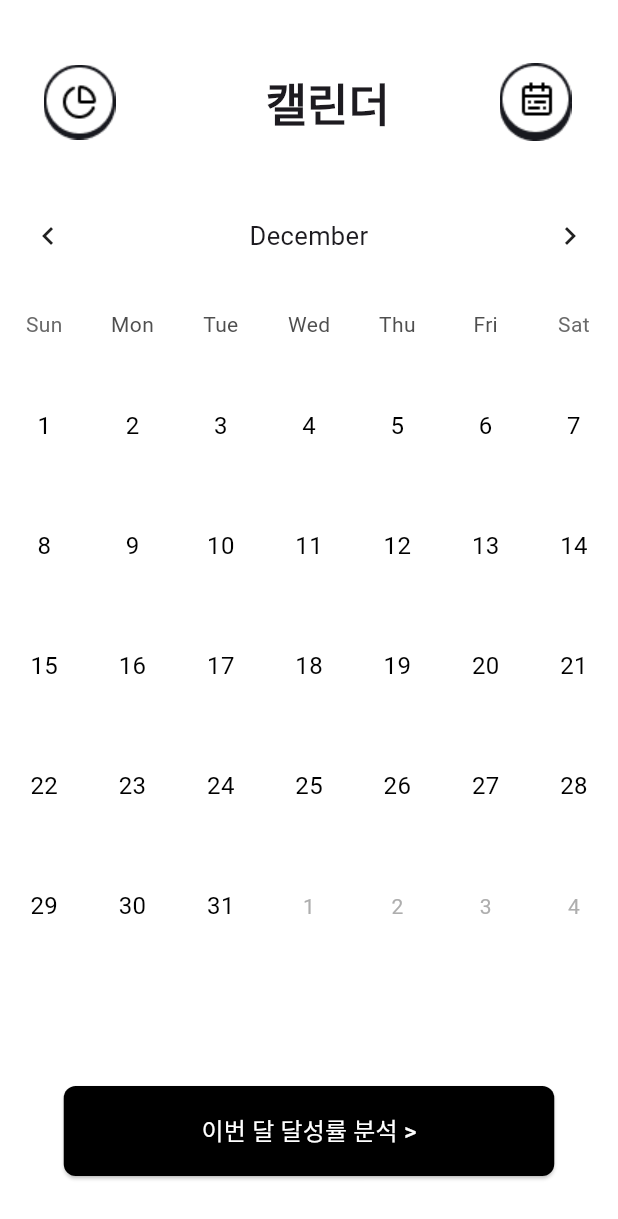
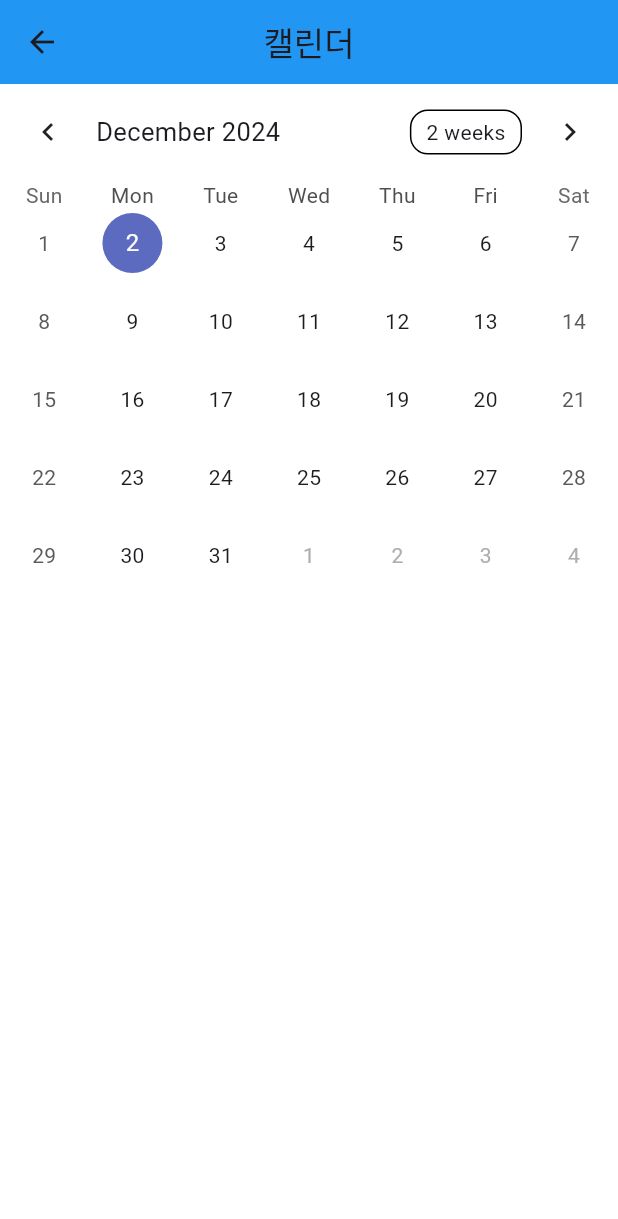
Before and after one commit to MobileProject-WhatAreYouDoingToday/BE, a Flutter app: the CalendarPage screen opened directly, on a phone screen of 412 x 824 dp. Shown: the top 1219 px of the screen. Run offline on Flutter 3.47's test engine with Material 3 defaults, Android fonts, the phone set to English and light mode, and no system bars; drawn by our look-alikes of table_calendar; our stand-ins replace cloud_firestore, firebase_auth, firebase_core, flutter_time_picker_spinner; missing offline and left inert: flutter_email_sender; accounts and stored records are empty.

Commit message:
calendar 수정중

```diff
--- a/lib/calendar.dart
+++ b/lib/calendar.dart
@@ -1,22 +1,10 @@
 import 'package:flutter/material.dart';
 import 'package:table_calendar/table_calendar.dart';
 import 'package:intl/intl.dart';
+import 'package:cloud_firestore/cloud_firestore.dart';
+
 import 'list.dart';
-
-class Calendar extends StatelessWidget {
-  const Calendar({super.key});
-
-  @override
-  Widget build(BuildContext context) {
-    return MaterialApp(
-      title: 'Flutter Calendar Example',
-      theme: ThemeData(
-        primarySwatch: Colors.blue,
-      ),
-      home: const CalendarPage(),
-    );
-  }
-}
+import 'store.dart';
 
 class CalendarPage extends StatefulWidget {
   const CalendarPage({super.key});
@@ -27,96 +15,56 @@ class CalendarPage extends StatefulWidget {
 
 class _CalendarPageState extends State<CalendarPage> {
   late final ValueNotifier<List<Event>> _selectedEvents;
-  late final Map<DateTime, List<Event>> _events;
   late DateTime _focusedDay;
   late DateTime _selectedDay;
+  final Store _store = Store(); // Access the Firestore store
 
   @override
   void initState() {
     super.initState();
     _focusedDay = DateTime.now();
     _selectedDay = _focusedDay;
-
-    // 샘플 데이터로 이벤트 초기화
-    _events = <DateTime, List<Event>>{
-      DateTime(2024, 10, 1): [
-        Event("독서", const Color(0xFFFF9692)),
-        Event("공부", const Color(0xFF61E4C5))
-      ],
-      DateTime(2024, 10, 2): [
-        Event("취미", const Color(0xFFDBBEFC)),
-        Event("운동", const Color(0xFFFFD465))
-      ],
-      DateTime(2024, 10, 3): [
-        Event("독서", const Color(0xFFFF9692)),
-      ],
-    };
-
-    _selectedEvents = ValueNotifier(_getEventsForDay(_selectedDay));
+    _selectedEvents = ValueNotifier([]);
+    _loadEventsForDay(_selectedDay);
   }
 
-  List<Event> _getEventsForDay(DateTime day) {
-    return _events[day] ?? [];
+  @override
+  void dispose() {
+    _selectedEvents.dispose();
+    super.dispose();
+  }
+
+  Future<void> _loadEventsForDay(DateTime day) async {
+    // Query Firestore for todos with `is_completed = true` on the selected day
+    final email = "user@example.com"; // Replace with actual user's email
+    final todos = await _store.getTodoList(email);
+
+    if (todos != null) {
+      final completedTodos = todos
+          .where((todo) =>
+      todo.date.toDate().year == day.year &&
+          todo.date.toDate().month == day.month &&
+          todo.date.toDate().day == day.day &&
+          todo.is_completed)
+          .map((todo) => Event(todo.categori, Colors.green)) // Convert to Event
+          .toList();
+
+      _selectedEvents.value = completedTodos;
+    } else {
+      _selectedEvents.value = [];
+    }
   }
 
   @override
   Widget build(BuildContext context) {
-    return SizedBox(
-      width: 375, // 고정된 너비
-      height: 812, // 고정된 높이
-      child: Scaffold(
+    return Scaffold(
       backgroundColor: Colors.white,
-        appBar: PreferredSize(
-          preferredSize: Size.fromHeight(125.0),
-          child: Padding(
-            padding: EdgeInsets.only(left: 25.0, top: 40.0),
-            child: AppBar(
-              backgroundColor: Colors.white,
-              elevation: 0,
-              automaticallyImplyLeading: false,
-              leading: GestureDetector(
-                onTap: () {
-                  Navigator.push(
-                    context,
-                    MaterialPageRoute(builder: (context) => TodoListPage()),
-                  );
-                },
-                child: Container(
-                  width: 60.0,
-                  height: 60.0,
-                  child: Image.asset("assets/images/chart.png"),
+      appBar: AppBar(
+        title: const Text('캘린더'),
+        centerTitle: true,
+        backgroundColor: Colors.blue,
       ),
-              ),
-              title: const Text(
-                '캘린더',
-                style: TextStyle(fontSize: 30, fontWeight: FontWeight.bold),
-              ),
-              centerTitle: true, // 제목을 중앙으로 설정
-              actions: [
-                Padding(
-                  padding: EdgeInsets.only(right: 25.0),
-                  child: GestureDetector(
-                    onTap: () {
-                      Navigator.push(
-                        context,
-                        MaterialPageRoute(builder: (context) => CalendarPage()),
-                      );
-                    },
-                    child: Container(
-                      width: 60.0,
-                      height: 60.0,
-                      child: Image.asset("assets/images/calender.png"),
-                    ),
-                  ),
-                ),
-              ],
-            ),
-          ),
-        ),
-        body: Stack(
-          children: [
-            Center(
-              child: Column(
+      body: Column(
         children: [
           TableCalendar(
             firstDay: DateTime(2020, 1, 1),
@@ -127,123 +75,40 @@ class _CalendarPageState extends State<CalendarPage> {
               setState(() {
                 _selectedDay = selectedDay;
                 _focusedDay = focusedDay;
-                        _selectedEvents.value = _getEventsForDay(selectedDay);
               });
+              _loadEventsForDay(selectedDay);
             },
-                    eventLoader: _getEventsForDay,
+            eventLoader: (day) => _selectedEvents.value,
             calendarStyle: const CalendarStyle(
-                      todayDecoration: BoxDecoration(),
-                      selectedDecoration: BoxDecoration(),
-                      todayTextStyle: TextStyle(
-                        fontSize: 16,
-                        color: Colors.black,
-                      ),
-                      selectedTextStyle: TextStyle(
-                        fontSize: 16,
-                        color: Colors.black,
-                      ),
-                      defaultTextStyle: TextStyle(
-                        fontSize: 16,
-                        color: Colors.black,
-                      ),
-                      weekendTextStyle: TextStyle(
-                        fontSize: 16,
-                        color: Colors.black,
-                      ),
-                      disabledTextStyle: TextStyle(
-                        fontSize: 16,
-                        color: Colors.grey,
+              todayDecoration: BoxDecoration(
+                color: Colors.orange,
+                shape: BoxShape.circle,
               ),
               markerDecoration: BoxDecoration(
-                        color: Colors.white,
+                color: Colors.red,
                 shape: BoxShape.circle,
               ),
-                      cellMargin: EdgeInsets.symmetric(vertical: 8),
-                    ),
-                    headerStyle: HeaderStyle(
-                      formatButtonVisible: false,
-                      titleCentered: true,
-                      titleTextFormatter: (date, locale) =>
-                          DateFormat.MMMM(locale).format(date),
-                    ),
-                    daysOfWeekHeight: 55,
-                    rowHeight: 80,
-                    calendarBuilders: CalendarBuilders(
-                      markerBuilder: (context, date, events) {
-                        if (events.isNotEmpty) {
-                          final eventList = events.cast<Event>();
-                          return Column(
-                            children: eventList.map((event) {
-                              return Container(
-                                margin: const EdgeInsets.only(top: 2),
-                                padding: const EdgeInsets.all(4),
-                                decoration: BoxDecoration(
-                                  color: event.color,
-                                  borderRadius: BorderRadius.circular(6),
-                                ),
-                                child: Text(
-                                  event.title,
-                                  style: const TextStyle(
-                                    fontSize: 12,
-                                    color: Colors.white,
-                                    fontWeight: FontWeight.bold,
-                                  ),
-                                ),
-                              );
-                            }).toList(),
-                          );
-                        }
-                        return const SizedBox.shrink();
-                      },
             ),
           ),
           const SizedBox(height: 8.0),
           ValueListenableBuilder<List<Event>>(
             valueListenable: _selectedEvents,
             builder: (context, events, _) {
-                      return Column(
+              return Expanded(
+                child: ListView(
                   children: events
                       .map((event) => ListTile(
                     title: Text(
                       event.title,
-                            style: const TextStyle(
-                              color: Colors.black,
-                              fontWeight: FontWeight.bold,
-                            ),
+                      style: const TextStyle(fontWeight: FontWeight.bold),
                     ),
                   ))
                       .toList(),
+                ),
               );
             },
           ),
         ],
-              ),
-            ),
-            Positioned(
-              bottom: 40,
-              left: MediaQuery.of(context).size.width / 2 - 327 / 2,
-              child: SizedBox(
-                width: 327,
-                height: 60,
-                child: ElevatedButton(
-                  style: ElevatedButton.styleFrom(
-                    backgroundColor: Colors.black,
-                    shape: RoundedRectangleBorder(
-                      borderRadius: BorderRadius.circular(8),
-                    ),
-                  ),
-                  onPressed: () {
-                    // 버튼 클릭 시 동작 정의
-                  },
-                  child: const Text(
-                    '이번 달 달성률 분석 >',
-                    style: TextStyle(color: Colors.white, fontSize: 16),
-                  ),
-                ),
-              ),
-            ),
-          ],
-        ),
       ),
     );
   }
```
Lines whose indentation alone changed are shown as unchanged.
